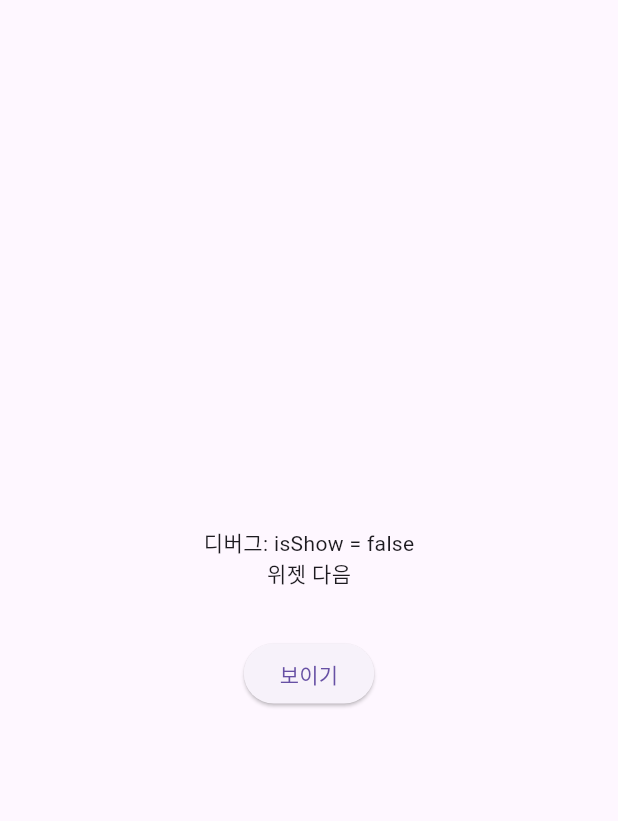
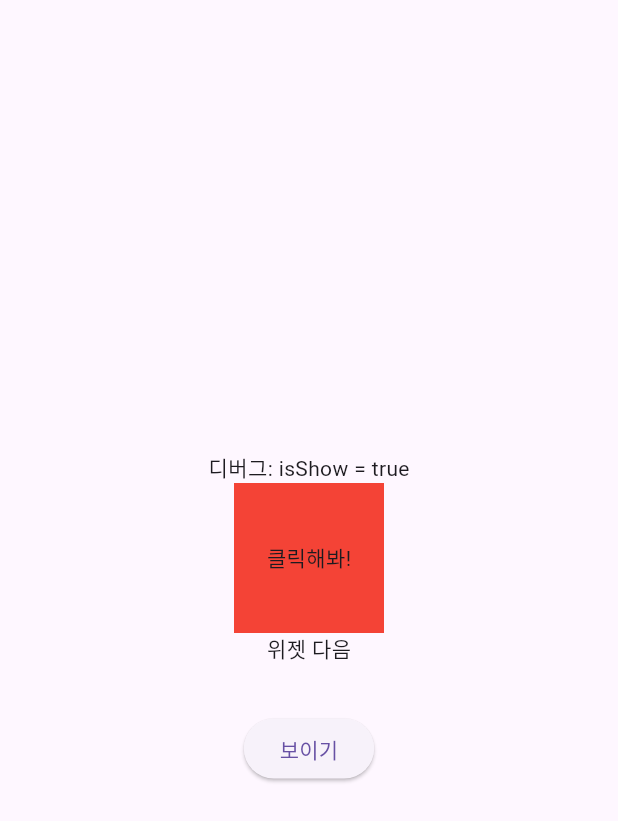
Before and after one commit to getplay0131/AP-25.06.12_Flutter_Progress_-, a Flutter app: the screen it shows after launch, after a tap on "보이기", on a phone screen of 412 x 824 dp. Shown: the top 821 px of the screen. Run offline on Flutter 3.47's test engine with Material 3 defaults, Android fonts, the phone set to English and light mode, and no system bars; our stand-ins replace webview_flutter.

Commit message:
25.06.12 2nd check

```diff
--- a/date_250612/stateful_lifecycle/lib/screen/home_screen.dart
+++ b/date_250612/stateful_lifecycle/lib/screen/home_screen.dart
@@ -28,7 +28,9 @@ class HomeScreenStless extends StatefulWidget {
 }
 
 class _HomeScreenStlessState extends State<HomeScreenStless> {
-  bool isShow = true;
+  bool isShow = false;
+  Color color = Colors.red;
+
   // @override
   // void initState() {
   //   // TODO: implement initState
@@ -44,7 +46,16 @@ class _HomeScreenStlessState extends State<HomeScreenStless> {
           mainAxisAlignment: MainAxisAlignment.center,
           children: [
             Text('디버그: isShow = $isShow'), // 값 확인
-            if (isShow) TestWidget(),
+            if (isShow)
+              GestureDetector(
+                onTap: () {
+                  setState(() {
+                    print("클릭!");
+                    color = color == Colors.red ? Colors.green : Colors.red;
+                  });
+                },
+                child: TestWidget(color: color),
+              ),
             Text('위젯 다음'), // TestWidget 위치 확인
             SizedBox(height: 32),
             ElevatedButton(
@@ -57,9 +68,10 @@ class _HomeScreenStlessState extends State<HomeScreenStless> {
                 //   isShow = !isShow; // isShow 값을 반전
                 //   setState(() {});
                 // }
-
                 setState(() {
                   isShow = !isShow; // isShow 값을 반전
+
+                  // TestWidget();
                 });
               },
               child: Text("보이기"),
@@ -72,7 +84,8 @@ class _HomeScreenStlessState extends State<HomeScreenStless> {
 }
 
 class TestWidget extends StatefulWidget {
-  TestWidget({super.key}) {
+  final Color color;
+  TestWidget({super.key, required this.color}) {
     print("실행 순서 1");
   }
 
@@ -84,6 +97,7 @@ class TestWidget extends StatefulWidget {
 }
 
 class _TestWidgetState extends State<TestWidget> {
+  // Color color = Colors.red;
   @override
   void initState() {
     // TODO: implement initState
@@ -100,11 +114,12 @@ class _TestWidgetState extends State<TestWidget> {
 
   @override
   Widget build(BuildContext context) {
+    print("실행 순서 5");
     return Container(
       width: 100,
       height: 100,
-      color: Colors.red,
-      child: Center(child: Text("실행 순서 5")),
+      color: widget.color,
+      child: Center(child: Text("클릭해봐!")),
     );
   }
 
```
